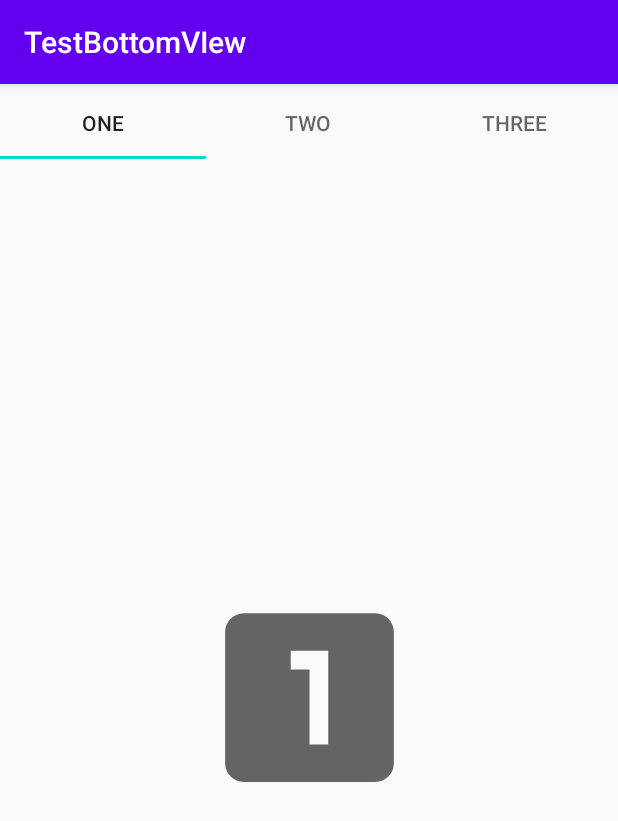
After one commit to vinyumao/JetpackDemo, an Android app: the OneFragment screen opened directly, with no data from a screen before it, on a phone screen of 412 x 824 dp. The commit adds this screen. Shown: the top 821 px of the screen. Run offline under Robolectric (Android 15) with nearby library versions, the phone set to English and light mode, and no system bars.

Commit message:
ViewPage2

```diff
--- a/app/src/main/AndroidManifest.xml
+++ b/app/src/main/AndroidManifest.xml
@@ -10,7 +10,8 @@
         android:roundIcon="@mipmap/ic_launcher_round"
         android:supportsRtl="true"
         android:theme="@style/AppTheme">
-        <activity android:name=".SecondActivity"></activity>
+        <activity android:name=".ViewPage2Activity"></activity>
+        <activity android:name=".SecondActivity" />
         <activity android:name=".MainActivity">
             <intent-filter>
                 <action android:name="android.intent.action.MAIN" />
--- /dev/null
+++ b/app/src/main/java/com/example/testbottomview/ViewPage2Activity.kt
@@ -0,0 +1,38 @@
+package com.example.testbottomview
+
+import androidx.appcompat.app.AppCompatActivity
+import android.os.Bundle
+import androidx.fragment.app.Fragment
+import androidx.fragment.app.FragmentStatePagerAdapter
+import androidx.viewpager2.adapter.FragmentStateAdapter
+import com.example.testbottomview.fragment.OneFragment
+import com.example.testbottomview.fragment.ThreeFragment
+import com.example.testbottomview.fragment.TwoFragment
+import com.google.android.material.tabs.TabLayout
+import com.google.android.material.tabs.TabLayoutMediator
+import kotlinx.android.synthetic.main.activity_view_page2.*
+
+class ViewPage2Activity : AppCompatActivity() {
+    override fun onCreate(savedInstanceState: Bundle?) {
+        super.onCreate(savedInstanceState)
+        setContentView(R.layout.activity_view_page2)
+        mViewPage2.adapter = object : FragmentStateAdapter(this) {
+            override fun getItemCount() = 3
+
+            override fun createFragment(position: Int) =
+                when (position) {
+                    0 -> OneFragment.newInstance()
+                    1 -> TwoFragment.newInstance()
+                    else -> ThreeFragment.newInstance()
+                }
+        }
+
+        TabLayoutMediator(mTabLayout, mViewPage2) { tab, position ->
+            when(position){
+                0 -> tab.text = "One"
+                1 -> tab.text = "Two"
+                else -> tab.text = "Three"
+            }
+        }.attach()
+    }
+}
--- a/app/src/main/java/com/example/testbottomview/fragment/HomeFragment.kt
+++ b/app/src/main/java/com/example/testbottomview/fragment/HomeFragment.kt
@@ -33,6 +33,10 @@ class HomeFragment : Fragment() {
             findNavController().navigate(R.id.action_mHomeFragment_to_secondActivity)
         }
         mBtnNavigation.isClickable = false
+        mBtnViewPage2.setOnClickListener{
+            findNavController().navigate(R.id.action_mHomeFragment_to_viewPage2Activity)
+        }
+        mBtnViewPage2.isClickable = false
     }
 
     override fun onAttach(activity: Activity) {
--- /dev/null
+++ b/app/src/main/java/com/example/testbottomview/fragment/OneFragment.kt
@@ -0,0 +1,33 @@
+package com.example.testbottomview.fragment
+
+import androidx.lifecycle.ViewModelProviders
+import android.os.Bundle
+import androidx.fragment.app.Fragment
+import android.view.LayoutInflater
+import android.view.View
+import android.view.ViewGroup
+import androidx.lifecycle.ViewModelProvider
+import com.example.testbottomview.R
+
+class OneFragment : Fragment() {
+
+    companion object {
+        fun newInstance() = OneFragment()
+    }
+
+    private lateinit var viewModel: OneViewModel
+
+    override fun onCreateView(
+        inflater: LayoutInflater, container: ViewGroup?,
+        savedInstanceState: Bundle?
+    ): View? {
+        return inflater.inflate(R.layout.one_fragment, container, false)
+    }
+
+    override fun onActivityCreated(savedInstanceState: Bundle?) {
+        super.onActivityCreated(savedInstanceState)
+        viewModel = ViewModelProvider(this).get(OneViewModel::class.java)
+        // TODO: Use the ViewModel
+    }
+
+}
--- /dev/null
+++ b/app/src/main/java/com/example/testbottomview/fragment/OneViewModel.kt
@@ -0,0 +1,7 @@
+package com.example.testbottomview.fragment
+
+import androidx.lifecycle.ViewModel
+
+class OneViewModel : ViewModel() {
+    // TODO: Implement the ViewModel
+}
--- /dev/null
+++ b/app/src/main/res/drawable/ic_baseline_looks_one_24.xml
@@ -0,0 +1,10 @@
+<vector xmlns:android="http://schemas.android.com/apk/res/android"
+    android:width="24dp"
+    android:height="24dp"
+    android:viewportWidth="24"
+    android:viewportHeight="24"
+    android:tint="?attr/colorControlNormal">
+  <path
+      android:fillColor="@android:color/white"
+      android:pathData="M19,3L5,3c-1.1,0 -2,0.9 -2,2v14c0,1.1 0.9,2 2,2h14c1.1,0 2,-0.9 2,-2L21,5c0,-1.1 -0.9,-2 -2,-2zM14,17h-2L12,9h-2L10,7h4v10z"/>
+</vector>
--- /dev/null
+++ b/app/src/main/res/layout/activity_view_page2.xml
@@ -0,0 +1,52 @@
+<?xml version="1.0" encoding="utf-8"?>
+<androidx.constraintlayout.widget.ConstraintLayout xmlns:android="http://schemas.android.com/apk/res/android"
+    xmlns:app="http://schemas.android.com/apk/res-auto"
+    xmlns:tools="http://schemas.android.com/tools"
+    android:layout_width="match_parent"
+    android:layout_height="match_parent"
+    tools:context=".ViewPage2Activity">
+
+    <com.google.android.material.tabs.TabLayout
+        android:id="@+id/mTabLayout"
+        android:layout_width="0dp"
+        android:layout_height="wrap_content"
+        app:layout_constraintBottom_toTopOf="@+id/guideline4"
+        app:layout_constraintEnd_toEndOf="parent"
+        app:layout_constraintStart_toStartOf="parent"
+        app:layout_constraintTop_toTopOf="parent">
+
+        <com.google.android.material.tabs.TabItem
+            android:layout_width="wrap_content"
+            android:layout_height="wrap_content"
+            android:text="Monday" />
+
+        <com.google.android.material.tabs.TabItem
+            android:layout_width="wrap_content"
+            android:layout_height="wrap_content"
+            android:text="Tuesday" />
+
+        <com.google.android.material.tabs.TabItem
+            android:layout_width="wrap_content"
+            android:layout_height="wrap_content"
+            android:text="Wednesday" />
+    </com.google.android.material.tabs.TabLayout>
+
+    <androidx.constraintlayout.widget.Guideline
+        android:id="@+id/guideline4"
+        android:layout_width="wrap_content"
+        android:layout_height="wrap_content"
+        android:orientation="horizontal"
+        app:layout_constraintGuide_percent="0.067031465" />
+
+    <androidx.viewpager2.widget.ViewPager2
+        android:id="@+id/mViewPage2"
+        android:layout_width="0dp"
+        android:layout_height="0dp"
+        app:layout_constraintBottom_toBottomOf="parent"
+        app:layout_constraintEnd_toEndOf="parent"
+        app:layout_constraintStart_toStartOf="parent"
+        app:layout_constraintTop_toBottomOf="@+id/mTabLayout" />
+
+
+
+</androidx.constraintlayout.widget.ConstraintLayout>
--- /dev/null
+++ b/app/src/main/res/layout/one_fragment.xml
@@ -0,0 +1,18 @@
+<?xml version="1.0" encoding="utf-8"?>
+<androidx.constraintlayout.widget.ConstraintLayout xmlns:android="http://schemas.android.com/apk/res/android"
+    xmlns:app="http://schemas.android.com/apk/res-auto"
+    xmlns:tools="http://schemas.android.com/tools"
+    android:layout_width="match_parent"
+    android:layout_height="match_parent"
+    tools:context=".fragment.OneFragment">
+
+    <ImageView
+        android:id="@+id/imageView"
+        android:layout_width="150dp"
+        android:layout_height="150dp"
+        android:src="@drawable/ic_baseline_looks_one_24"
+        app:layout_constraintBottom_toBottomOf="parent"
+        app:layout_constraintEnd_toEndOf="parent"
+        app:layout_constraintStart_toStartOf="parent"
+        app:layout_constraintTop_toTopOf="parent" />
+</androidx.constraintlayout.widget.ConstraintLayout>
```
Also changed, not shown: app/src/main/java/com/example/testbottomview/SecondActivity.kt (+7 -8 lines), app/src/main/java/com/example/testbottomview/fragment/ThreeFragment.kt (added, +33 -0 lines), app/src/main/java/com/example/testbottomview/fragment/ThreeViewModel.kt (added, +7 -0 lines), app/src/main/java/com/example/testbottomview/fragment/TwoFragment.kt (added, +33 -0 lines), app/src/main/java/com/example/testbottomview/fragment/TwoViewModel.kt (added, +7 -0 lines), app/src/main/res/drawable/ic_baseline_looks_3_24.xml (added, +10 -0 lines), app/src/main/res/drawable/ic_baseline_looks_two_24.xml (added, +10 -0 lines), app/src/main/res/layout/home_fragment.xml (+13 -2 lines), app/src/main/res/layout/three_fragment.xml (added, +18 -0 lines), app/src/main/res/layout/two_fragment.xml (added, +18 -0 lines), app/src/main/res/navigation/nav_main.xml (+8 -0 lines), app/src/main/res/xml/home_fragment_scene.xml (+42 -6 lines).
